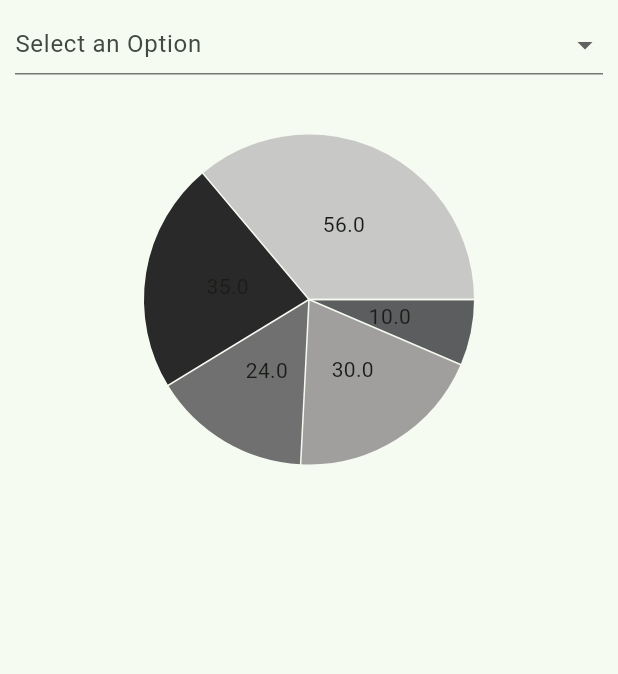
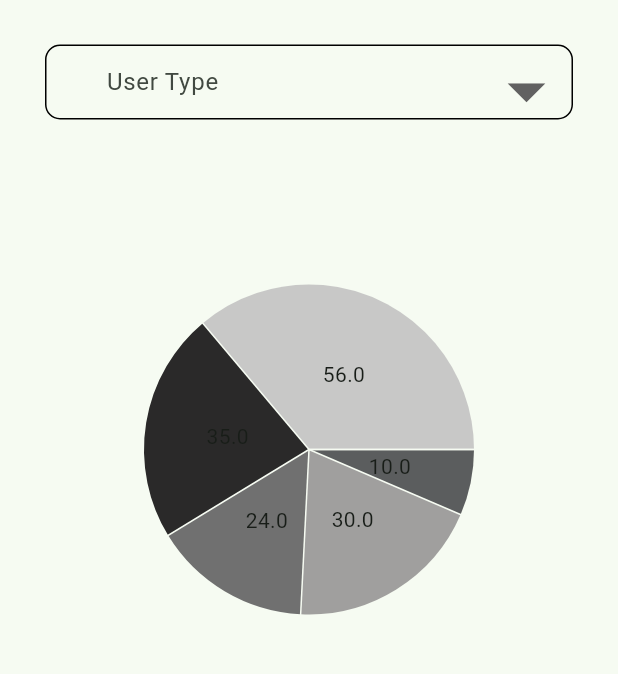
Before and after one commit to dhakalsumit/dashboard, a Flutter app: the CityChart screen opened directly, on a phone screen of 412 x 824 dp, the part 167-841 px from its top. Run offline on Flutter 3.47's test engine with Material 3 defaults, Android fonts, the phone set to English and light mode, and no system bars; drawn by our look-alikes of fl_chart, flutter_form_builder; our stand-ins replace google_fonts.

Commit message:
update ui

```diff
--- a/lib/Screens/chart screens/city_chart.dart
+++ b/lib/Screens/chart screens/city_chart.dart
@@ -66,11 +66,20 @@ class _CityChartState extends State<CityChart> {
               //     return const DropdownMenuItem<dynamic>(child: Text("Hello"));
               //   })
               // ], onChanged: (index) {}),
-              SizedBox(
-                height: 40,
+              Padding(
+                padding: const EdgeInsets.all(20.0),
+                child: Container(
+                  decoration: BoxDecoration(
+                      borderRadius: BorderRadius.circular(10),
+                      color: Colors.transparent,
+                      border: Border.all(color: Colors.black)),
+                  height: 50,
                   child: FormBuilderDropdown(
-                  decoration: InputDecoration(
-                    labelText: 'Select an Option',
+                    iconSize: 60,
+                    decoration: const InputDecoration(
+                      contentPadding: EdgeInsets.only(top: 15, left: 40),
+                      border: InputBorder.none,
+                      labelText: 'User Type',
                     ),
                     name: "name",
                     items: const [
@@ -88,6 +97,10 @@ class _CityChartState extends State<CityChart> {
                       ),
                     ],
                   ),
+                ),
+              ),
+              SizedBox(
+                height: 50,
               ),
               SizedBox(
                 height: 300,
--- a/lib/Screens/navigation_bar.dart
+++ b/lib/Screens/navigation_bar.dart
@@ -1,5 +1,7 @@
 import 'package:flutter/material.dart';
+import 'package:sriyog/Screens/chart%20screens/city_chart.dart';
 import 'package:sriyog/Screens/stats.dart';
+import 'package:sriyog/Screens/unverified.dart';
 
 class BNavigationBar extends StatefulWidget {
   const BNavigationBar({super.key});
@@ -24,8 +26,8 @@ class _BNavigationBarState extends State<BNavigationBar> {
         index: _selectedIndex,
         children: const [
           Stats(),
-          Stats(),
-          Stats(),
+          CityChart(),
+          Unverified(),
           Stats(),
           Stats(),
         ],
--- a/lib/Screens/stats.dart
+++ b/lib/Screens/stats.dart
@@ -90,9 +90,7 @@ class _StatsState extends State<Stats> {
                             "28936",
                             style: TextStyle(
                                 fontSize: 23,
-                                color: index % 2 != 0
-                                    ? Colors.grey
-                                    : const Color.fromARGB(196, 14, 14, 14)),
+                                color: const Color.fromARGB(196, 14, 14, 14)),
                           ),
                           const SizedBox(
                             width: 25,
--- a/lib/main.dart
+++ b/lib/main.dart
@@ -22,6 +22,6 @@ class MyApp extends StatelessWidget {
               seedColor: const Color.fromARGB(255, 58, 183, 98)),
           useMaterial3: true,
         ),
-        home: const CityChart());
+        home: const BNavigationBar());
   }
 }
```
Also changed, not shown: lib/Screens/unverified.dart (+3 -8 lines). Lines whose indentation alone changed are shown as unchanged.
